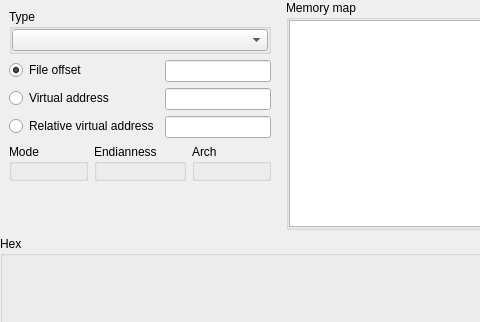
Qt form xmemorymapwidget.ui (horsicq/XMemoryMapWidget) before a commit; both pictures show x 0 to 480 and y 0 to 322 of the 830 by 405 pixel window.
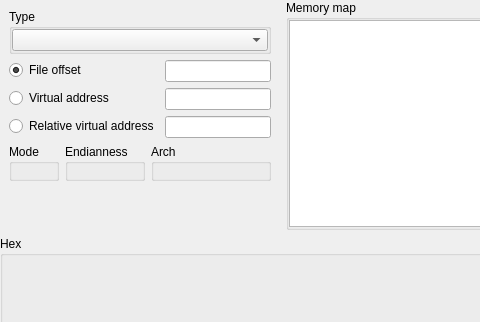
The same form after that commit. Custom widgets are drawn as their Qt base class.

Diff of the .ui file:
```diff
--- a/xmemorymapwidget.ui
+++ b/xmemorymapwidget.ui
@@ -108,6 +108,12 @@
          <layout class="QHBoxLayout" name="horizontalLayout_3">
           <item>
            <widget class="QGroupBox" name="groupBoxMode">
+            <property name="maximumSize">
+             <size>
+              <width>50</width>
+              <height>16777215</height>
+             </size>
+            </property>
             <property name="title">
              <string>Mode</string>
             </property>
@@ -136,6 +142,12 @@
           </item>
           <item>
            <widget class="QGroupBox" name="groupBoxEndianness">
+            <property name="maximumSize">
+             <size>
+              <width>80</width>
+              <height>16777215</height>
+             </size>
+            </property>
             <property name="title">
              <string>Endianness</string>
             </property>
```
